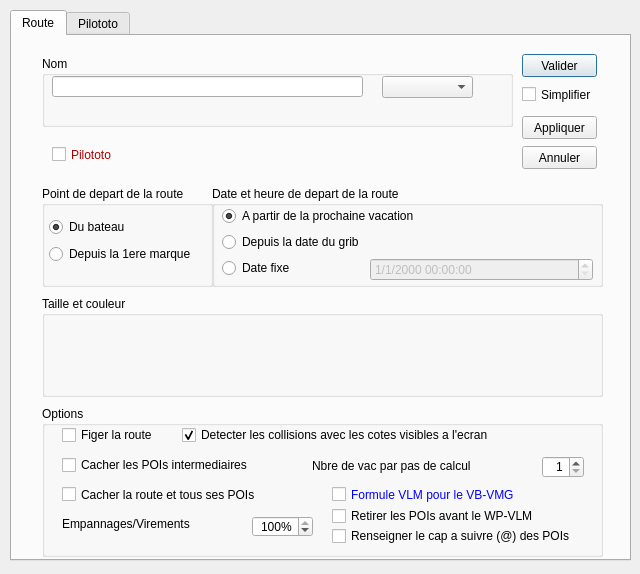
Old version of the form src/Ui/Route_Editor.ui in the repository nohal/qtVlm.
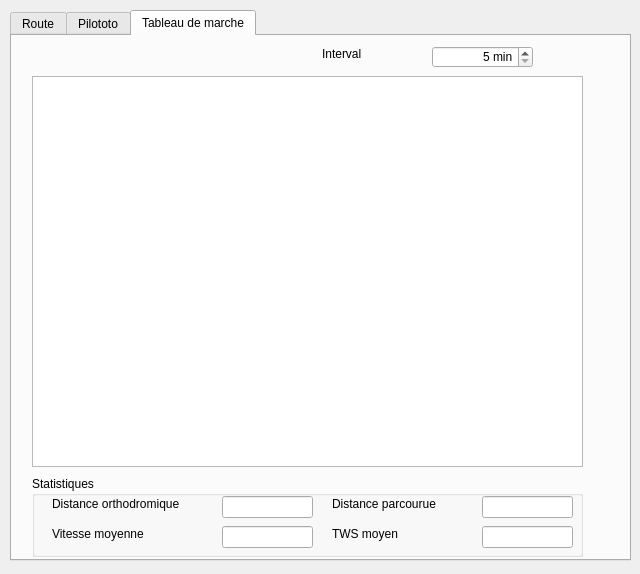
New version of the form.

Commit message: Add min/max tws param for ROUTAGE Add route details (tableau de marche) Fix a bug at qtvlm opening when routes exist for real boat Save another 30% in new vb-vmg calculation Various other small changes

The edit to the form file:
```diff
--- a/src/Ui/Route_Editor.ui
+++ b/src/Ui/Route_Editor.ui
@@ -41,7 +41,7 @@
     </rect>
    </property>
    <property name="currentIndex">
-    <number>0</number>
+    <number>2</number>
    </property>
    <widget class="QWidget" name="tab">
     <attribute name="title">
@@ -616,6 +616,191 @@
      </property>
     </widget>
    </widget>
+   <widget class="QWidget" name="tab_3">
+    <attribute name="title">
+     <string>Tableau de marche</string>
+    </attribute>
+    <widget class="QSpinBox" name="roadMapInterval">
+     <property name="geometry">
+      <rect>
+       <x>420</x>
+       <y>10</y>
+       <width>101</width>
+       <height>22</height>
+      </rect>
+     </property>
+     <property name="alignment">
+      <set>Qt::AlignRight|Qt::AlignTrailing|Qt::AlignVCenter</set>
+     </property>
+     <property name="suffix">
+      <string> min</string>
+     </property>
+     <property name="minimum">
+      <number>5</number>
+     </property>
+     <property name="maximum">
+      <number>1440</number>
+     </property>
+     <property name="singleStep">
+      <number>5</number>
+     </property>
+    </widget>
+    <widget class="QLabel" name="label_2">
+     <property name="geometry">
+      <rect>
+       <x>310</x>
+       <y>10</y>
+       <width>81</width>
+       <height>16</height>
+      </rect>
+     </property>
+     <property name="text">
+      <string>Interval</string>
+     </property>
+    </widget>
+    <widget class="QTreeView" name="roadMap">
+     <property name="geometry">
+      <rect>
+       <x>20</x>
+       <y>40</y>
+       <width>551</width>
+       <height>391</height>
+      </rect>
+     </property>
+     <property name="sortingEnabled">
+      <bool>true</bool>
+     </property>
+    </widget>
+    <widget class="QGroupBox" name="groupBox">
+     <property name="geometry">
+      <rect>
+       <x>20</x>
+       <y>440</y>
+       <width>551</width>
+       <height>81</height>
+      </rect>
+     </property>
+     <property name="title">
+      <string>Statistiques</string>
+     </property>
+     <widget class="QLabel" name="label_3">
+      <property name="geometry">
+       <rect>
+        <x>20</x>
+        <y>20</y>
+        <width>151</width>
+        <height>16</height>
+       </rect>
+      </property>
+      <property name="text">
+       <string>Distance orthodromique</string>
+      </property>
+     </widget>
+     <widget class="QLineEdit" name="orthDist">
+      <property name="geometry">
+       <rect>
+        <x>190</x>
+        <y>20</y>
+        <width>91</width>
+        <height>22</height>
+       </rect>
+      </property>
+      <property name="alignment">
+       <set>Qt::AlignRight|Qt::AlignTrailing|Qt::AlignVCenter</set>
+      </property>
+      <property name="readOnly">
+       <bool>true</bool>
+      </property>
+     </widget>
+     <widget class="QLineEdit" name="orthDistParcourue">
+      <property name="geometry">
+       <rect>
+        <x>450</x>
+        <y>20</y>
+        <width>91</width>
+        <height>22</height>
+       </rect>
+      </property>
+      <property name="alignment">
+       <set>Qt::AlignRight|Qt::AlignTrailing|Qt::AlignVCenter</set>
+      </property>
+      <property name="readOnly">
+       <bool>true</bool>
+      </property>
+     </widget>
+     <widget class="QLabel" name="label_4">
+      <property name="geometry">
+       <rect>
+        <x>300</x>
+        <y>20</y>
+        <width>131</width>
+        <height>16</height>
+       </rect>
+      </property>
+      <property name="text">
+       <string>Distance parcourue</string>
+      </property>
+     </widget>
+     <widget class="QLineEdit" name="avgSpeed">
+      <property name="geometry">
+       <rect>
+        <x>190</x>
+        <y>50</y>
+        <width>91</width>
+        <height>22</height>
+       </rect>
+      </property>
+      <property name="alignment">
+       <set>Qt::AlignRight|Qt::AlignTrailing|Qt::AlignVCenter</set>
+      </property>
+      <property name="readOnly">
+       <bool>true</bool>
+      </property>
+     </widget>
+     <widget class="QLabel" name="label_5">
+      <property name="geometry">
+       <rect>
+        <x>20</x>
+        <y>50</y>
+        <width>151</width>
+        <height>16</height>
+       </rect>
+      </property>
+      <property name="text">
+       <string>Vitesse moyenne</string>
+      </property>
+     </widget>
+     <widget class="QLineEdit" name="avgTWS">
+      <property name="geometry">
+       <rect>
+        <x>450</x>
+        <y>50</y>
+        <width>91</width>
+        <height>22</height>
+       </rect>
+      </property>
+      <property name="alignment">
+       <set>Qt::AlignRight|Qt::AlignTrailing|Qt::AlignVCenter</set>
+      </property>
+      <property name="readOnly">
+       <bool>true</bool>
+      </property>
+     </widget>
+     <widget class="QLabel" name="label_6">
+      <property name="geometry">
+       <rect>
+        <x>300</x>
+        <y>50</y>
+        <width>91</width>
+        <height>16</height>
+       </rect>
+      </property>
+      <property name="text">
+       <string>TWS moyen</string>
+      </property>
+     </widget>
+    </widget>
+   </widget>
   </widget>
  </widget>
  <tabstops>
```
Left out of the diff: 1 changed line with no effect on the pictures. The commit also changes 13 other files.
